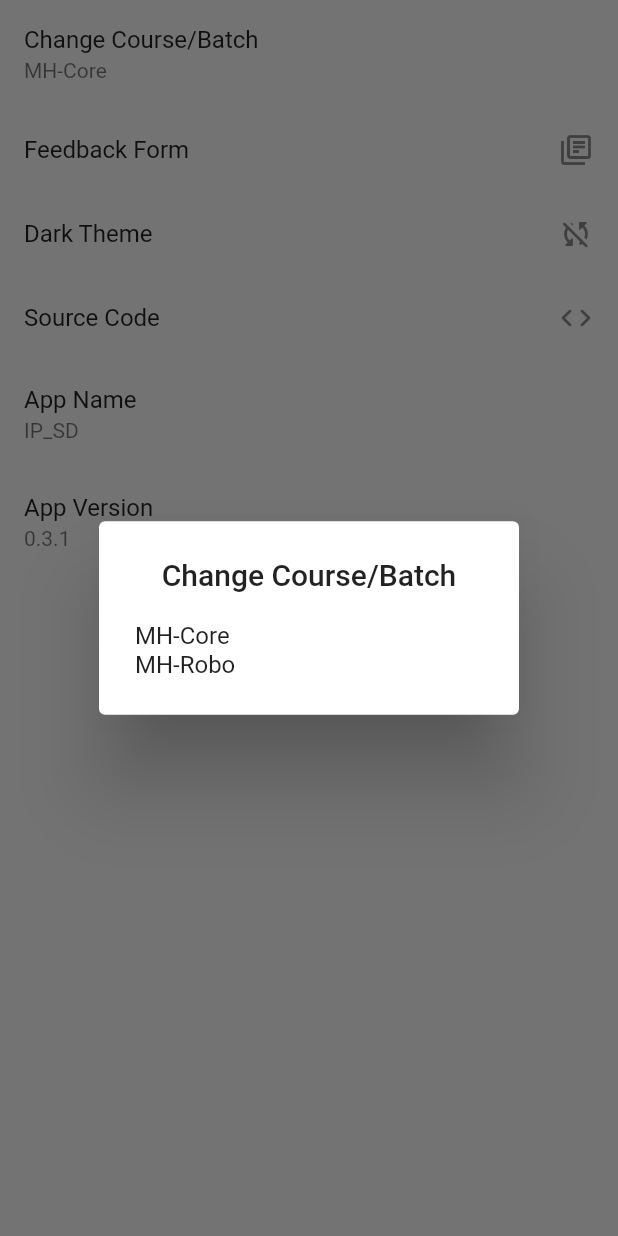
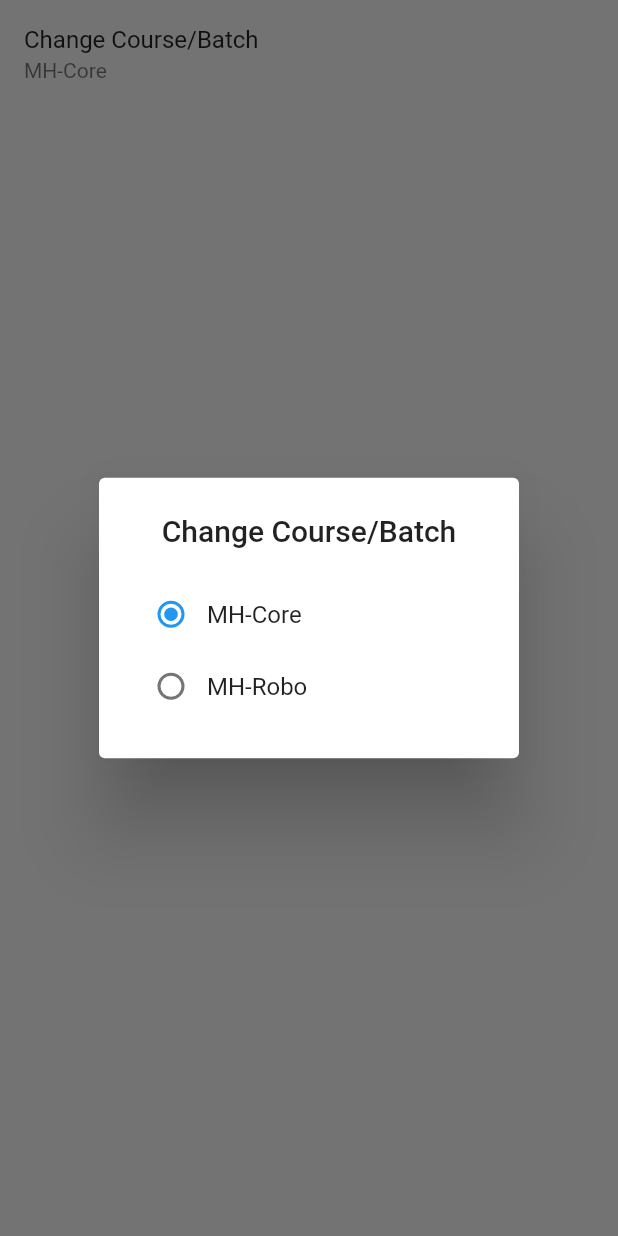
Before and after one commit to Sreeram3927/class_trackr, a Flutter app: the Settings widget shown alone on an empty page, opened directly, after a tap on "Change Course/Batch", on a phone screen of 412 x 824 dp. Run offline on Flutter 3.47's test engine with Material 2 defaults, Android fonts, the phone set to English and light mode, and no system bars; our stand-ins replace shared_preferences; accounts and stored records are empty.

Commit message:
fix ways to change datas in settings

```diff
--- a/lib/screens/settings/settings.dart
+++ b/lib/screens/settings/settings.dart
@@ -1,32 +1,51 @@
 import 'package:flutter/material.dart';
 import 'package:infinity_project/data/timetable_data.dart';
-import 'package:infinity_project/screens/settings/settings_button/settings_button.dart';
+import 'package:infinity_project/screens/settings/settings_button/settings_functions.dart';
+import 'package:infinity_project/screens/settings/shared_preferences/user_preferences.dart';
 
-class Settings extends StatelessWidget {
-  static ValueNotifier course = ValueNotifier(TimeTableData.currentCourse);
+class Settings extends StatefulWidget {
   const Settings({super.key});
 
   @override
+  State<Settings> createState() => _SettingsState();
+}
+
+class _SettingsState extends State<Settings> {
+  @override
   Widget build(BuildContext context) {
+
+    void setData() {
+      Navigator.pop(context);
+      setState(() => UserPreferences.refreshData());
+    }
+
     final List<Widget> settings = [
-      changeData(context, 'Change Course/Batch', TimeTableData.currentCourse),
+      settingsTile('Change Course/Batch', TimeTableData.currentCourse, setData),
       //changeData(context, 'Change Foreign Language', TimeTableData.curLang),
-      feedbackForm(),
-      darkTheme(context),
-      sourceCode(),
-      aboutApp(context, 'App Name', 'IP_SD', 'IP_SD'),
-      aboutApp(context, 'App Version', '0.3.1', 'For updates check Discord')
+      // feedbackForm(),
+      // darkTheme(context),
+      // sourceCode(),
+      // aboutApp(context, 'App Name', 'IP_SD', 'IP_SD'),
+      // aboutApp(context, 'App Version', '0.3.1', 'For updates check Discord')
     ];
 
-    return ValueListenableBuilder(
-      valueListenable: course,
-      child: null,
-      builder: (context, value, child) {
-        return ListView.builder(
-          itemCount: settings.length,
-          itemBuilder: (context, index) => settings[index],
+    return ListView.builder(
+      itemCount: settings.length,
+      itemBuilder: (context, index) => settings[index],
+    );
+
+  }
+
+  Widget settingsTile(String title, String subtitle, void Function() refresh) {
+    return ListTile(
+      title: Text(title),
+      subtitle: Text(subtitle),
+      onTap: () {
+        showDialog(
+          context: context,
+          builder: (context) => selectCourse(title, refresh)
         );
-      },
+      }
     );
   }
 }
--- a/lib/screens/settings/settings_button/settings_button.dart
+++ b/lib/screens/settings/settings_button/settings_button.dart
@@ -41,16 +41,3 @@ Widget feedbackForm() {
     onTap: () {},
   );
 }
-
-Widget changeData(BuildContext context, String title, String subtitle) {
-  return ListTile(
-    title: Text(title),
-    subtitle: Text(subtitle),
-    onTap: () {
-      showDialog(
-        context: context,
-        builder: (context) => selectData(context, title)
-      );
-    }
-  );
-}
--- a/lib/screens/settings/settings_button/settings_functions.dart
+++ b/lib/screens/settings/settings_button/settings_functions.dart
@@ -17,23 +17,34 @@ Widget alertCard(BuildContext context, String data) {
   );
 }
 
-Widget selectData(BuildContext context, String title) {
+Widget selectCourse(String title, void Function() refresh) {
+
   List<dynamic> data = TimeTableData.courses;
+  int currentVal = data.indexOf(TimeTableData.currentCourse);
 
   return AlertDialog(
     title: Center(child: Text(title)),
     content: Wrap(
       direction: Axis.vertical,
       children: List.generate(data.length, (index) {
-        return GestureDetector(
-          child: Text(data[index]),
-          onTap: () {
-
-            UserPreferences.setData('course', data[index]);
-
-            UserPreferences.refreshData();
-            Navigator.pop(context);
-          },
+        return Row(
+          children: [
+            Radio(
+              value: index,
+              groupValue: currentVal,
+              onChanged: (value) {
+                UserPreferences.setData('course', data[value!.toInt()]);
+                refresh();
+              },
+            ),
+            GestureDetector(
+              child: Text(data[index]),
+              onTap: () {
+                UserPreferences.setData('course', data[index]);
+                refresh();
+              },
+            )
+          ],
         );
       }),
     ),
```
